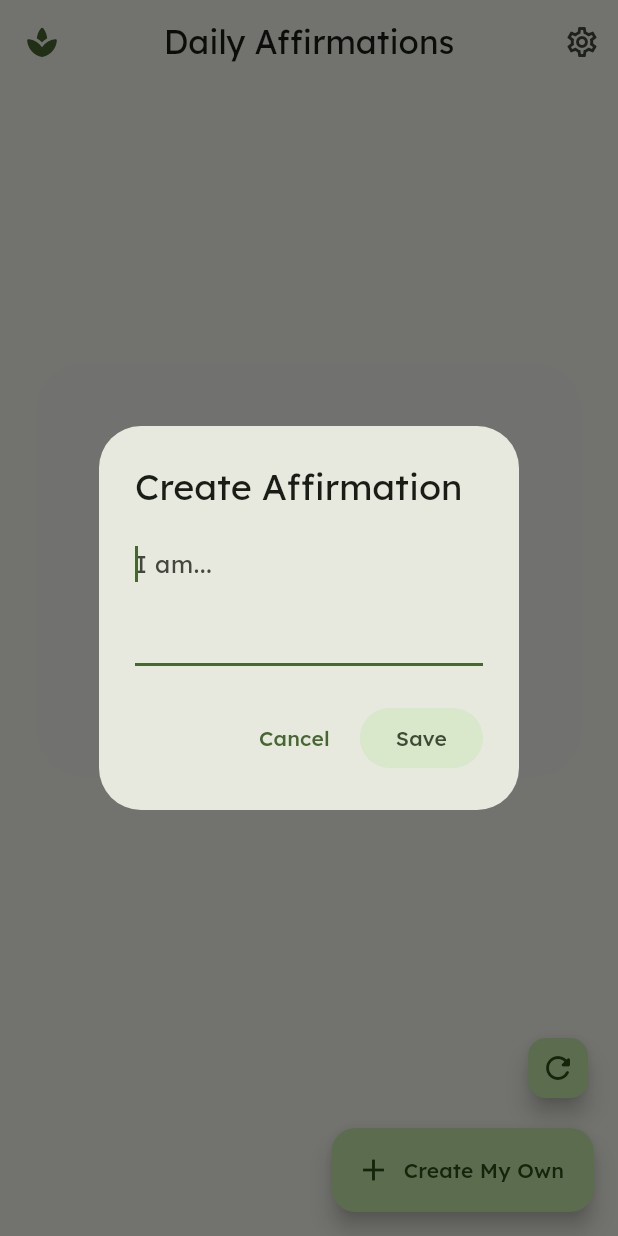
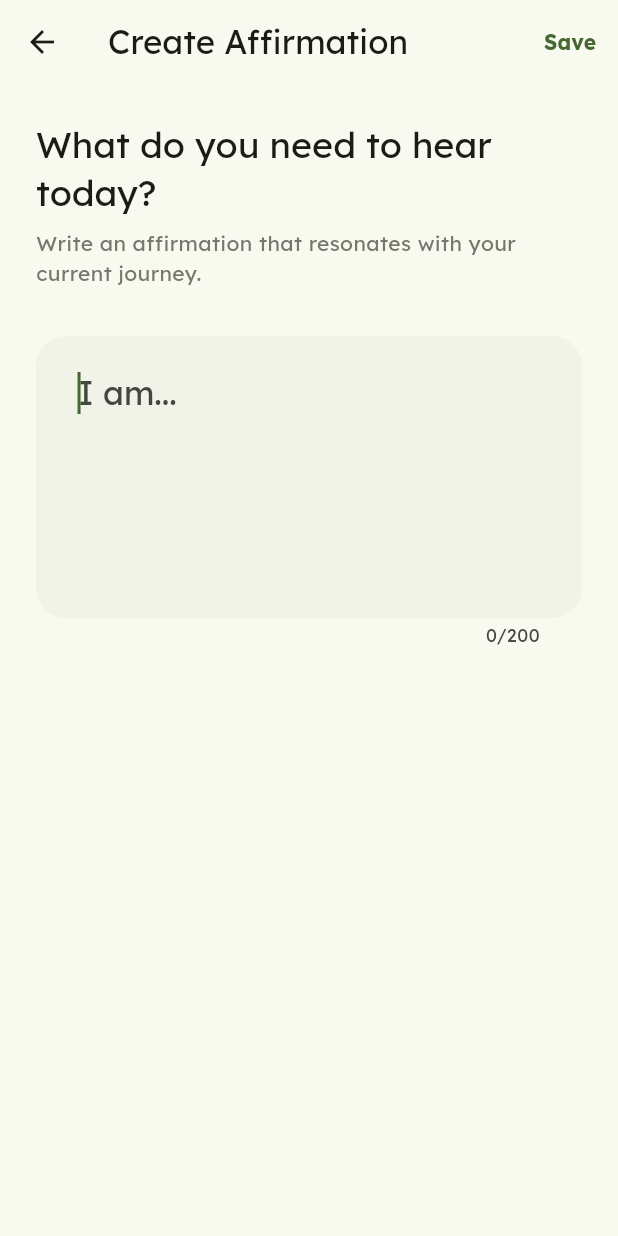
Before and after one commit to sapeol/affirmations_app, a Flutter app: the HomeScreen screen opened directly, after a tap on the "settings" icon, after a tap on "Create My Own", on a phone screen of 412 x 824 dp. Run offline on Flutter 3.47's test engine with Material 3 defaults, Android fonts, the phone set to English and light mode, and no system bars; our stand-ins replace google_fonts, shared_preferences; missing offline and left inert: home_widget; accounts and stored records are empty.

Commit message:
feat: move affirmation creation to a dedicated screen

```diff
--- /dev/null
+++ b/lib/screens/create_affirmation_screen.dart
@@ -0,0 +1,108 @@
+import 'package:flutter/material.dart';
+import '../models/affirmation.dart';
+import '../models/user_preferences.dart';
+
+class CreateAffirmationScreen extends StatefulWidget {
+  const CreateAffirmationScreen({super.key});
+
+  @override
+  State<CreateAffirmationScreen> createState() => _CreateAffirmationScreenState();
+}
+
+class _CreateAffirmationScreenState extends State<CreateAffirmationScreen> {
+  final TextEditingController _controller = TextEditingController();
+  bool _isSaving = false;
+
+  void _save() async {
+    if (_controller.text.trim().isEmpty) return;
+
+    setState(() => _isSaving = true);
+    final newAff = Affirmation(
+      text: _controller.text.trim(),
+      isCustom: true,
+    );
+
+    await UserPreferences.addCustomAffirmation(newAff);
+
+    if (mounted) {
+      Navigator.pop(context, true); // Return true to indicate success
+    }
+  }
+
+  @override
+  Widget build(BuildContext context) {
+    return Scaffold(
+      appBar: AppBar(
+        title: const Text("Create Affirmation"),
+        actions: [
+          if (_isSaving)
+            const Padding(
+              padding: EdgeInsets.symmetric(horizontal: 16.0),
+              child: Center(child: SizedBox(width: 20, height: 20, child: CircularProgressIndicator(strokeWidth: 2))),
+            )
+          else
+            TextButton(
+              onPressed: _save,
+              child: const Text("Save", style: TextStyle(fontWeight: FontWeight.bold)),
+            ),
+        ],
+      ),
+      body: SingleChildScrollView(
+        padding: const EdgeInsets.all(24.0),
+        child: Column(
+          crossAxisAlignment: CrossAxisAlignment.start,
+          children: [
+            Text(
+              "What do you need to hear today?",
+              style: Theme.of(context).textTheme.headlineSmall,
+            ),
+            const SizedBox(height: 8),
+            Text(
+              "Write an affirmation that resonates with your current journey.",
+              style: Theme.of(context).textTheme.bodyMedium?.copyWith(color: Theme.of(context).colorScheme.outline),
+            ),
+            const SizedBox(height: 32),
+            TextField(
+              controller: _controller,
+              maxLines: 5,
+              maxLength: 200,
+              autofocus: true,
+              style: Theme.of(context).textTheme.titleLarge,
+              decoration: InputDecoration(
+                hintText: "I am...",
+                border: OutlineInputBorder(
+                  borderRadius: BorderRadius.circular(20),
+                  borderSide: BorderSide.none,
+                ),
+                filled: true,
+                fillColor: Theme.of(context).colorScheme.surfaceContainerHighest.withValues(alpha: 0.3),
+                contentPadding: const EdgeInsets.all(24),
+              ),
+              onChanged: (_) => setState(() {}),
+            ),
+            const SizedBox(height: 40),
+            if (_controller.text.isNotEmpty) ...[
+              Text(
+                "Preview",
+                style: Theme.of(context).textTheme.labelLarge?.copyWith(color: Theme.of(context).colorScheme.primary),
+              ),
+              const SizedBox(height: 12),
+              Card(
+                child: Padding(
+                  padding: const EdgeInsets.all(32.0),
+                  child: Center(
+                    child: Text(
+                      _controller.text,
+                      style: Theme.of(context).textTheme.headlineSmall?.copyWith(height: 1.5),
+                      textAlign: TextAlign.center,
+                    ),
+                  ),
+                ),
+              ),
+            ],
+          ],
+        ),
+      ),
+    );
+  }
+}
--- a/lib/screens/home_screen.dart
+++ b/lib/screens/home_screen.dart
@@ -1,11 +1,11 @@
 import 'package:flutter/material.dart';
-import 'dart:math' as math;
 import 'package:home_widget/home_widget.dart';
 import '../services/affirmations_service.dart';
 import '../models/affirmation.dart';
 import '../models/user_preferences.dart';
 import 'settings_screen.dart';
 import 'profile_screen.dart';
+import 'create_affirmation_screen.dart';
 
 class HomeScreen extends StatefulWidget {
   const HomeScreen({super.key});
@@ -14,10 +14,10 @@ class HomeScreen extends StatefulWidget {
   State<HomeScreen> createState() => _HomeScreenState();
 }
 
-class _HomeScreenState extends State<HomeScreen> {
+class _HomeScreenState extends State<HomeScreen> with SingleTickerProviderStateMixin {
   Affirmation? _currentAffirmation;
-  final TextEditingController _customController = TextEditingController();
   bool _isLoading = true;
+  int _loadingStep = 0;
 
   @override
   void initState() {
@@ -26,9 +26,14 @@ class _HomeScreenState extends State<HomeScreen> {
   }
 
   Future<void> _loadInitialAffirmation() async {
-    setState(() => _isLoading = true);
+    setState(() {
+      _isLoading = true;
+      _loadingStep = 0;
+    });
+
     final aff = await AffirmationsService.getDailyAffirmation();
-    await Future.delayed(const Duration(milliseconds: 1500));
+    await Future.delayed(const Duration(milliseconds: 800));
+
     if (mounted) {
       setState(() {
         _currentAffirmation = aff;
@@ -42,22 +47,26 @@ class _HomeScreenState extends State<HomeScreen> {
     HomeWidget.saveWidgetData<String>('affirmation_text', aff.text);
     HomeWidget.updateWidget(
       name: 'AffirmationWidgetProvider',
-      androidName: 'AffirmationWidgetProvider',
+      androidName: 'com.example.affirmations_app.AffirmationWidgetProvider',
       iOSName: 'AffirmationWidget',
     );
   }
 
   void _refreshAffirmation() async {
-    setState(() => _isLoading = true);
+    setState(() {
+      _isLoading = true;
+      _loadingStep = 0;
+    });
+
     final aff = await AffirmationsService.getRandomAffirmation();
 
-    // Check for just-in-time notification permission after some engagement
     final prefs = await UserPreferences.load();
     if (!prefs.notificationsEnabled && mounted) {
       _showNotificationPrompt();
     }
 
-    await Future.delayed(const Duration(milliseconds: 1200));
+    await Future.delayed(const Duration(milliseconds: 1000));
+
     if (mounted) {
       setState(() {
         _currentAffirmation = aff;
@@ -68,7 +77,6 @@ class _HomeScreenState extends State<HomeScreen> {
   }
 
   void _showNotificationPrompt() {
-    // Only show once per session or use a flag in SharedPreferences to show only once ever
     showDialog(
       context: context,
       builder: (context) => AlertDialog(
@@ -88,6 +96,8 @@ class _HomeScreenState extends State<HomeScreen> {
                 themeMode: prefs.themeMode,
                 fontFamily: prefs.fontFamily,
                 colorTheme: prefs.colorTheme,
+                userContext: prefs.userContext,
+                tone: prefs.tone,
                 notificationsEnabled: true,
               ));
               if (!context.mounted) return;
@@ -97,37 +107,6 @@ class _HomeScreenState extends State<HomeScreen> {
               );
             },
             child: const Text("Enable"),
-          ),
-        ],
-      ),
-    );
-  }
-
-  void _showAddDialog() {
-    showDialog(
-      context: context,
-      builder: (context) => AlertDialog(
-        title: const Text("Create Affirmation"),
-        content: TextField(
-          controller: _customController,
-          decoration: const InputDecoration(hintText: "I am..."),
-          maxLines: 3,
-          autofocus: true,
-        ),
-        actions: [
-          TextButton(onPressed: () => Navigator.pop(context), child: const Text("Cancel")),
-          FilledButton.tonal(
-            onPressed: () async {
-              if (_customController.text.isNotEmpty) {
-                final newAff = Affirmation(text: _customController.text, isCustom: true);
-                await UserPreferences.addCustomAffirmation(newAff);
-                _customController.clear();
-                if (!context.mounted) return;
-                Navigator.pop(context);
-                _refreshAffirmation();
-              }
-            },
-            child: const Text("Save"),
           ),
         ],
       ),
@@ -218,7 +197,15 @@ class _HomeScreenState extends State<HomeScreen> {
           const SizedBox(height: 16),
           FloatingActionButton.extended(
             heroTag: 'add',
-            onPressed: _showAddDialog,
+            onPressed: () async {
+              final result = await Navigator.push(
+                context,
+                MaterialPageRoute(builder: (context) => const CreateAffirmationScreen()),
+              );
+              if (result == true) {
+                _refreshAffirmation();
+              }
+            },
             icon: const Icon(Icons.add),
             label: const Text("Create My Own"),
           ),
@@ -312,7 +299,6 @@ class _ExpressivePainter extends CustomPainter {
 
       paint.color = color.withValues(alpha: opacity.clamp(0.0, 1.0));
 
-      // Draw organic petal-like shape
       final path = Path()
         ..moveTo(0, -20 * scale)
         ..quadraticBezierTo(15 * scale, -30 * scale, 20 * scale, 0)
```
